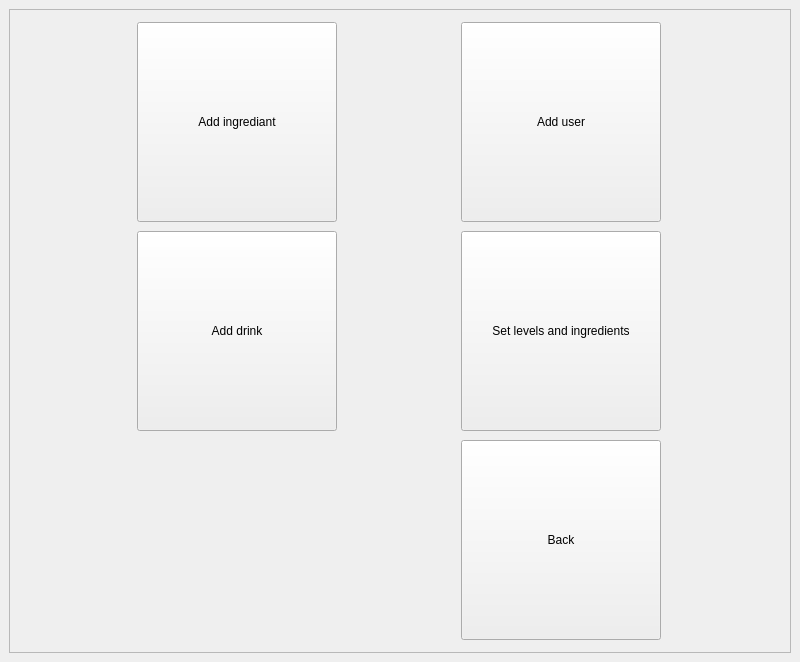
This is ui/mainwindow.ui in marso329/DrinkRobot as Qt 5 draws it before an edit. The edited form follows.
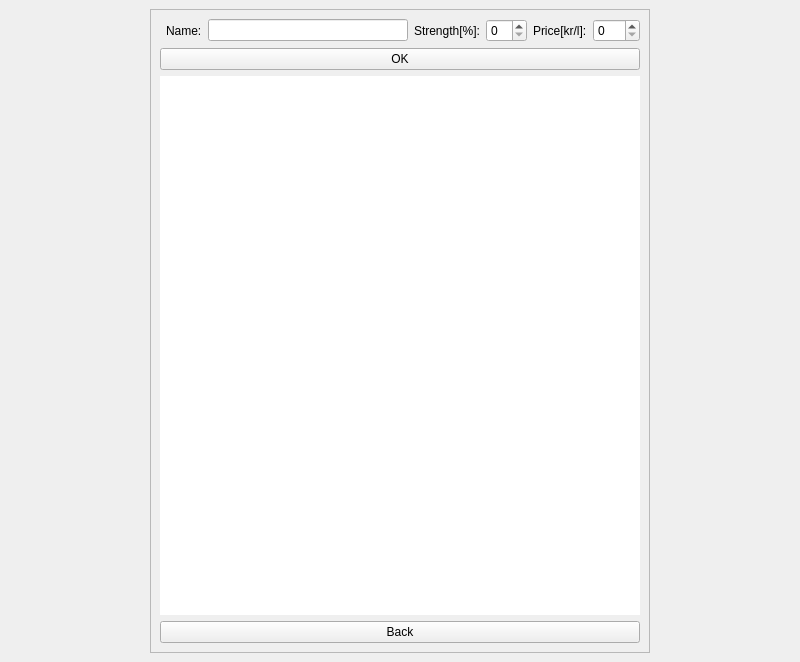
This is the edited form. Icons and pictures are not drawn. Custom widgets are drawn as their Qt base class.

The edit to the form file:
```diff
--- a/ui/mainwindow.ui
+++ b/ui/mainwindow.ui
@@ -51,7 +51,7 @@
        <string notr="true">QStackedWidget {border-image: url(:images/metal.jpg) 0 0 0 0 stretch stretch;}</string>
       </property>
       <property name="currentIndex">
-       <number>2</number>
+       <number>6</number>
       </property>
       <widget class="QWidget" name="startpage">
        <property name="styleSheet">
@@ -516,6 +516,212 @@
         </item>
        </layout>
       </widget>
+      <widget class="QWidget" name="addingredientpage">
+       <layout class="QGridLayout" name="gridLayout_15">
+        <item row="0" column="0">
+         <widget class="QFrame" name="frame_6">
+          <property name="maximumSize">
+           <size>
+            <width>500</width>
+            <height>16777215</height>
+           </size>
+          </property>
+          <property name="frameShape">
+           <enum>QFrame::StyledPanel</enum>
+          </property>
+          <property name="frameShadow">
+           <enum>QFrame::Raised</enum>
+          </property>
+          <layout class="QGridLayout" name="gridLayout_14">
+           <item row="1" column="0">
+            <widget class="QPushButton" name="addingrediant_ok">
+             <property name="text">
+              <string>OK</string>
+             </property>
+            </widget>
+           </item>
+           <item row="0" column="0">
+            <layout class="QHBoxLayout" name="horizontalLayout_13">
+             <item>
+              <layout class="QHBoxLayout" name="horizontalLayout_4">
+               <item>
+                <widget class="QFrame" name="frame_7">
+                 <property name="frameShape">
+                  <enum>QFrame::StyledPanel</enum>
+                 </property>
+                 <property name="frameShadow">
+                  <enum>QFrame::Raised</enum>
+                 </property>
+                 <widget class="QListView" name="listView_3">
+                  <property name="geometry">
+                   <rect>
+                    <x>190</x>
+                    <y>160</y>
+                    <width>256</width>
+                    <height>192</height>
+                   </rect>
+                  </property>
+                  <property name="gridSize">
+                   <size>
+                    <width>0</width>
+                    <height>0</height>
+                   </size>
+                  </property>
+                  <property name="modelColumn">
+                   <number>0</number>
+                  </property>
+                 </widget>
+                 <widget class="QWidget" name="layoutWidget_4">
+                  <property name="geometry">
+                   <rect>
+                    <x>50</x>
+                    <y>40</y>
+                    <width>194</width>
+                    <height>27</height>
+                   </rect>
+                  </property>
+                  <layout class="QHBoxLayout" name="horizontalLayout_10">
+                   <item>
+                    <widget class="QLabel" name="label_11">
+                     <property name="text">
+                      <string>Name:</string>
+                     </property>
+                    </widget>
+                   </item>
+                   <item>
+                    <widget class="QLineEdit" name="lineEdit_5"/>
+                   </item>
+                  </layout>
+                 </widget>
+                 <widget class="QWidget" name="layoutWidget_5">
+                  <property name="geometry">
+                   <rect>
+                    <x>70</x>
+                    <y>80</y>
+                    <width>139</width>
+                    <height>27</height>
+                   </rect>
+                  </property>
+                  <layout class="QHBoxLayout" name="horizontalLayout_11">
+                   <item>
+                    <widget class="QLabel" name="label_12">
+                     <property name="text">
+                      <string>Strength[%]:</string>
+                     </property>
+                    </widget>
+                   </item>
+                   <item>
+                    <widget class="QSpinBox" name="spinBox_5"/>
+                   </item>
+                  </layout>
+                 </widget>
+                 <widget class="QWidget" name="layoutWidget_6">
+                  <property name="geometry">
+                   <rect>
+                    <x>70</x>
+                    <y>120</y>
+                    <width>123</width>
+                    <height>27</height>
+                   </rect>
+                  </property>
+                  <layout class="QHBoxLayout" name="horizontalLayout_12">
+                   <item>
+                    <widget class="QLabel" name="label_13">
+                     <property name="text">
+                      <string>Price[kr/l]:</string>
+                     </property>
+                    </widget>
+                   </item>
+                   <item>
+                    <widget class="QSpinBox" name="spinBox_6"/>
+                   </item>
+                  </layout>
+                 </widget>
+                </widget>
+               </item>
+               <item>
+                <widget class="QLabel" name="label_5">
+                 <property name="text">
+                  <string>Name:</string>
+                 </property>
+                </widget>
+               </item>
+               <item>
+                <widget class="QLineEdit" name="addingrediant_name"/>
+               </item>
+              </layout>
+             </item>
+             <item>
+              <layout class="QHBoxLayout" name="horizontalLayout_5">
+               <item>
+                <widget class="QLabel" name="label_6">
+                 <property name="text">
+                  <string>Strength[%]:</string>
+                 </property>
+                </widget>
+               </item>
+               <item>
+                <widget class="QSpinBox" name="addingrediant_strength"/>
+               </item>
+              </layout>
+             </item>
+             <item>
+              <layout class="QHBoxLayout" name="horizontalLayout_6">
+               <item>
+                <widget class="QLabel" name="label_7">
+                 <property name="text">
+                  <string>Price[kr/l]:</string>
+                 </property>
+                </widget>
+               </item>
+               <item>
+                <widget class="QSpinBox" name="addingrediant_price">
+                 <property name="minimumSize">
+                  <size>
+                   <width>0</width>
+                   <height>0</height>
+                  </size>
+                 </property>
+                 <property name="prefix">
+                  <string/>
+                 </property>
+                 <property name="maximum">
+                  <number>500</number>
+                 </property>
+                </widget>
+               </item>
+              </layout>
+             </item>
+            </layout>
+           </item>
+           <item row="2" column="0">
+            <widget class="QTableView" name="addingrediant_list">
+             <property name="frameShape">
+              <enum>QFrame::NoFrame</enum>
+             </property>
+             <property name="frameShadow">
+              <enum>QFrame::Plain</enum>
+             </property>
+             <property name="lineWidth">
+              <number>0</number>
+             </property>
+             <property name="editTriggers">
+              <set>QAbstractItemView::NoEditTriggers</set>
+             </property>
+            </widget>
+           </item>
+           <item row="3" column="0">
+            <widget class="QPushButton" name="addingrediant_back">
+             <property name="text">
+              <string>Back</string>
+             </property>
+            </widget>
+           </item>
+          </layout>
+         </widget>
+        </item>
+       </layout>
+      </widget>
      </widget>
     </item>
    </layout>
```
